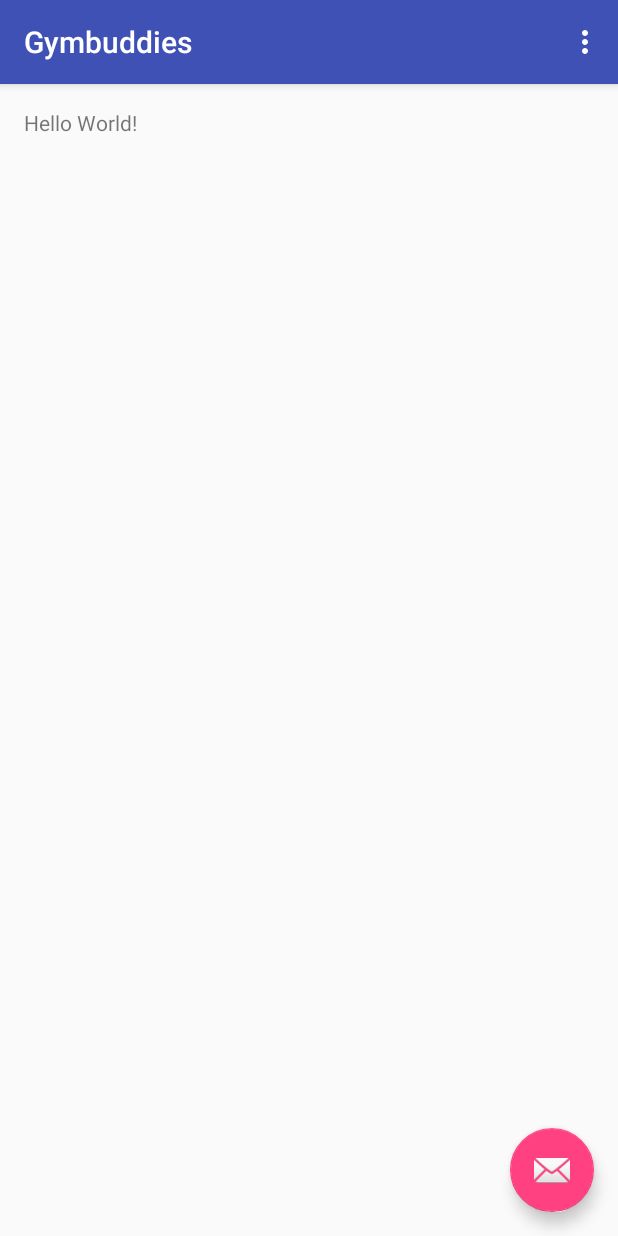
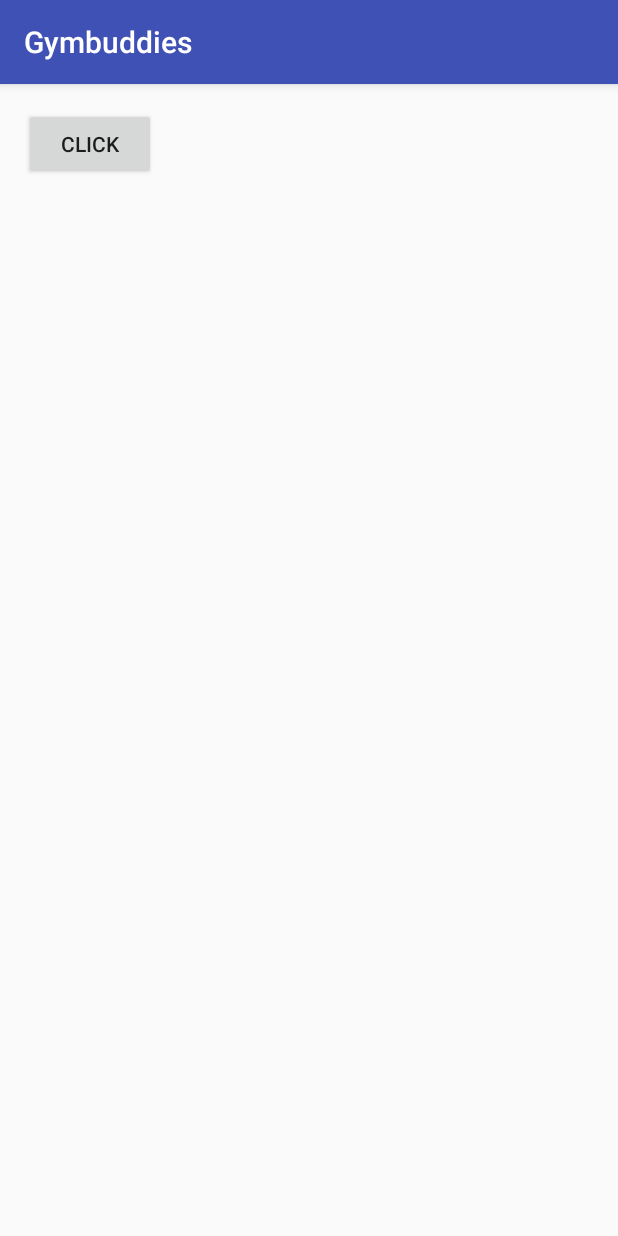
Before and after one commit to AddySridhar95/GymBuddiesAndroid, an Android app: the screen it shows after launch (MainActivity), on a phone screen of 412 x 824 dp. Run offline under Robolectric (Android 15) with nearby library versions, the phone set to English and light mode, and no system bars.

Commit message:
login page click button implemented

```diff
--- a/app/src/main/java/com/ab/store/gymbuddies/gymbuddies/MainActivity.java
+++ b/app/src/main/java/com/ab/store/gymbuddies/gymbuddies/MainActivity.java
@@ -5,11 +5,28 @@ import android.support.design.widget.FloatingActionButton;
 import android.support.design.widget.Snackbar;
 import android.support.v7.app.AppCompatActivity;
 import android.support.v7.widget.Toolbar;
+import android.util.Log;
 import android.view.View;
 import android.view.Menu;
 import android.view.MenuItem;
+import android.widget.Button;
+import android.widget.LinearLayout;
 
 public class MainActivity extends AppCompatActivity {
+
+    void removeLoginPageElements() {
+        LinearLayout loginLayout = (LinearLayout) findViewById(R.id.login_page);
+        if (loginLayout != null) { loginLayout.setVisibility(View.GONE); }
+
+    }
+
+    View.OnClickListener btnClickListener = new View.OnClickListener() {
+        public void onClick(View v) {
+            Log.d("MainActivity", "button clicked");
+            removeLoginPageElements();
+            // TODO: When button is clicked, remove contents of login view and add list adapter
+        }
+    };
 
     @Override
     protected void onCreate(Bundle savedInstanceState) {
@@ -18,27 +35,9 @@ public class MainActivity extends AppCompatActivity {
         Toolbar toolbar = (Toolbar) findViewById(R.id.toolbar);
         setSupportActionBar(toolbar);
 
-    }
-
-    @Override
-    public boolean onCreateOptionsMenu(Menu menu) {
-        // Inflate the menu; this adds items to the action bar if it is present.
-        getMenuInflater().inflate(R.menu.menu_main, menu);
-        return true;
-    }
-
-    @Override
-    public boolean onOptionsItemSelected(MenuItem item) {
-        // Handle action bar item clicks here. The action bar will
-        // automatically handle clicks on the Home/Up button, so long
-        // as you specify a parent activity in AndroidManifest.xml.
-        int id = item.getItemId();
-
-        //noinspection SimplifiableIfStatement
-        if (id == R.id.action_settings) {
-            return true;
+        Button btn = (Button) findViewById(R.id.login_btn);
+        if (btn != null) {
+            btn.setOnClickListener(btnClickListener);
         }
-
-        return super.onOptionsItemSelected(item);
     }
 }
--- a/app/src/main/res/layout/activity_main.xml
+++ b/app/src/main/res/layout/activity_main.xml
@@ -23,12 +23,4 @@
 
     <include layout="@layout/content_main" />
 
-    <android.support.design.widget.FloatingActionButton
-        android:id="@+id/fab"
-        android:layout_width="wrap_content"
-        android:layout_height="wrap_content"
-        android:layout_gravity="bottom|end"
-        android:layout_margin="@dimen/fab_margin"
-        android:src="@android:drawable/ic_dialog_email" />
-
 </android.support.design.widget.CoordinatorLayout>
--- a/app/src/main/res/layout/content_main.xml
+++ b/app/src/main/res/layout/content_main.xml
@@ -12,8 +12,19 @@
     tools:context="com.ab.store.gymbuddies.gymbuddies.MainActivity"
     tools:showIn="@layout/activity_main">
 
-    <TextView
-        android:layout_width="wrap_content"
-        android:layout_height="wrap_content"
-        android:text="Hello World!" />
+    <LinearLayout
+        android:id="@+id/login_page"
+        android:layout_width="match_parent"
+        android:layout_height="match_parent">
+
+        <Button
+            android:id="@+id/login_btn"
+            android:layout_width="wrap_content"
+            android:layout_height="wrap_content"
+            android:text="Click" />
+
+    </LinearLayout>
+
+
+
 </RelativeLayout>
```
Also changed, not shown: app/src/main/res/layout/communities.xml (added, +10 -0 lines).
